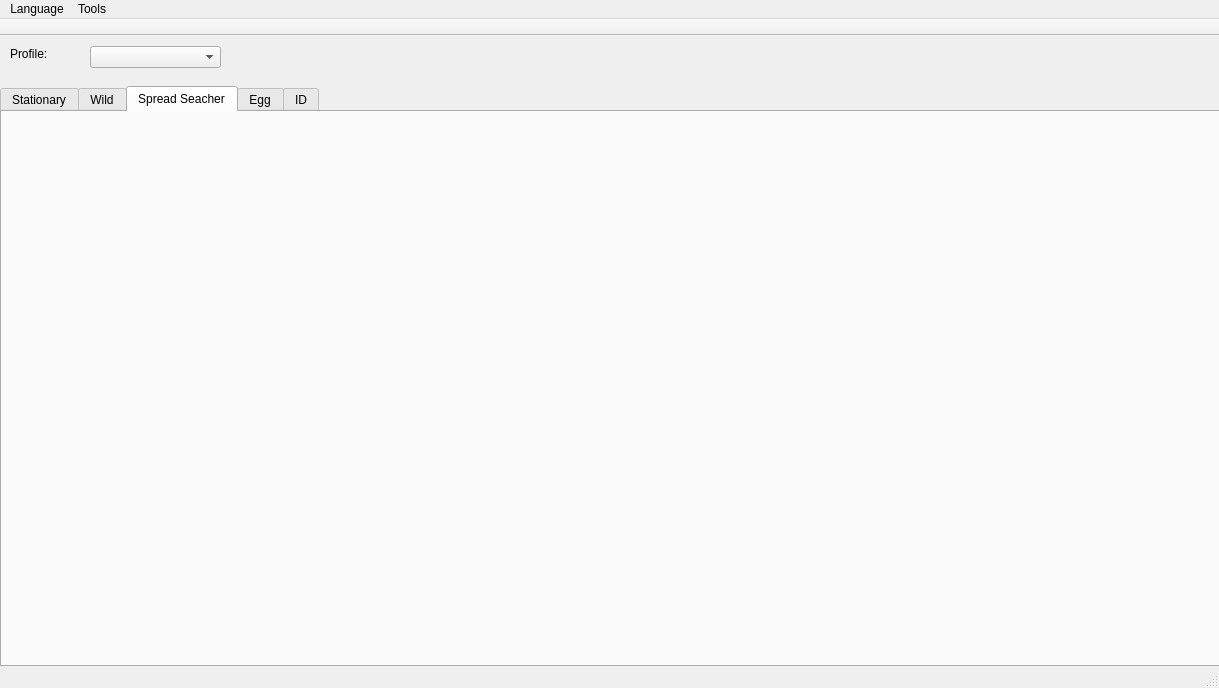
This is Forms/MainWindow.ui in Admiral-Fish/PokeFinder as Qt 5 draws it before an edit. The edited form follows.
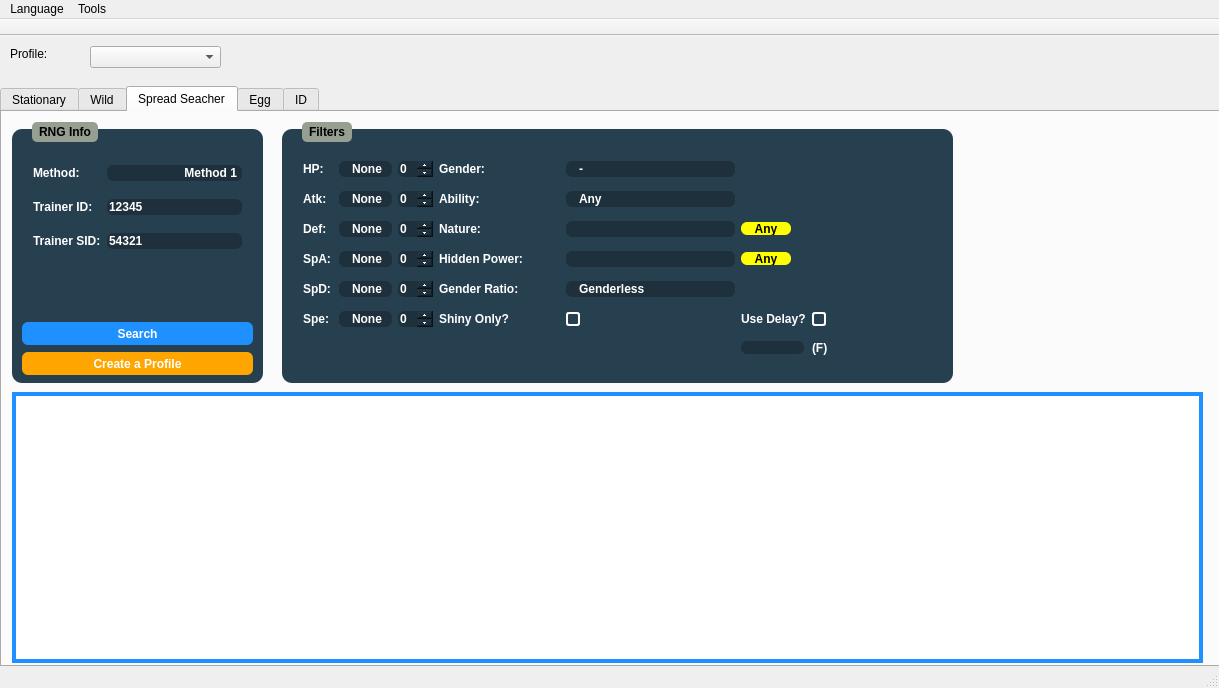
This is the edited form. The open tabs and pages were chosen to show the change. Icons and pictures are not drawn. Custom widgets are drawn as their Qt base class.

Commit message: Beginning of Gen 3 Searcher

```diff
--- a/Forms/MainWindow.ui
+++ b/Forms/MainWindow.ui
@@ -2271,6 +2271,1005 @@
      <attribute name="title">
       <string>Spread Seacher</string>
      </attribute>
+     <widget class="QGroupBox" name="groupBoxRNGInfoSearcher3">
+      <property name="geometry">
+       <rect>
+        <x>10</x>
+        <y>10</y>
+        <width>251</width>
+        <height>261</height>
+       </rect>
+      </property>
+      <property name="styleSheet">
+       <string notr="true">QLineEdit {
+	qproperty-alignment: AlignCenter;
+	background-color: #1D303C;
+	border:none;
+	border-radius: 6px;
+	color: white;
+}
+
+QGroupBox {
+	background-color: #274050;
+	border-radius: 10px;
+	margin-top: 7px;
+	font-family: &quot;Myriad Pro&quot;, Montserrat;
+	font-weight: 500;
+}
+
+.QGroupBox * {
+		font-family: &quot;Myriad Pro&quot;, Montserrat;
+		font-weight: 500;
+}
+
+QComboBox {
+	background-color: #1D303C;
+	border: none;
+	border-radius: 6px;
+	color: white;
+}
+QComboBox::editable {
+	background-color: #1D303C;
+	border: none;
+	border-radius: 6px;
+	color: white;
+}
+
+QComboBox::down-arrow {
+	image: url(noimg);
+	border-width: 0px;
+}
+
+QComboBox::drop-down {
+	background: transparent;
+	width: 0px;
+}
+
+QLabel {
+	color: white;
+}
+
+QGroupBox::title {
+	subcontrol-origin: margin;
+	left: 20px;
+	padding: 3px 5px 3px 5px;
+	background-color: #969F91;
+	border-radius: 5px;
+}
+
+QPushButton {
+	border: none;
+	border-radius: 6px;
+	color: white;
+}
+</string>
+      </property>
+      <property name="title">
+       <string>RNG Info</string>
+      </property>
+      <widget class="QPushButton" name="generateSearcher3">
+       <property name="enabled">
+        <bool>true</bool>
+       </property>
+       <property name="geometry">
+        <rect>
+         <x>10</x>
+         <y>200</y>
+         <width>231</width>
+         <height>23</height>
+        </rect>
+       </property>
+       <property name="styleSheet">
+        <string notr="true">QPushButton {
+	background-color: DodgerBlue;
+}
+
+QPushButton::disabled {
+	background-color: gray;
+}</string>
+       </property>
+       <property name="text">
+        <string>Search</string>
+       </property>
+       <property name="checkable">
+        <bool>false</bool>
+       </property>
+       <property name="autoDefault">
+        <bool>false</bool>
+       </property>
+      </widget>
+      <widget class="QPushButton" name="saveSearcher3">
+       <property name="geometry">
+        <rect>
+         <x>10</x>
+         <y>230</y>
+         <width>231</width>
+         <height>23</height>
+        </rect>
+       </property>
+       <property name="styleSheet">
+        <string notr="true">QPushButton {
+	background-color: orange;
+}</string>
+       </property>
+       <property name="text">
+        <string>Create a Profile</string>
+       </property>
+       <property name="checkable">
+        <bool>false</bool>
+       </property>
+       <property name="autoDefault">
+        <bool>false</bool>
+       </property>
+      </widget>
+      <widget class="QWidget" name="gridLayoutWidget_5">
+       <property name="geometry">
+        <rect>
+         <x>10</x>
+         <y>20</y>
+         <width>231</width>
+         <height>131</height>
+        </rect>
+       </property>
+       <layout class="QGridLayout" name="gridLayoutInfo_3" rowstretch="0,0,0" columnstretch="0,0">
+        <property name="sizeConstraint">
+         <enum>QLayout::SetNoConstraint</enum>
+        </property>
+        <item row="0" column="1">
+         <widget class="QComboBox" name="comboBoxMethodSearcher3">
+          <property name="layoutDirection">
+           <enum>Qt::RightToLeft</enum>
+          </property>
+          <property name="editable">
+           <bool>false</bool>
+          </property>
+          <property name="frame">
+           <bool>true</bool>
+          </property>
+          <item>
+           <property name="text">
+            <string>Method 1</string>
+           </property>
+          </item>
+          <item>
+           <property name="text">
+            <string>Method 2</string>
+           </property>
+          </item>
+          <item>
+           <property name="text">
+            <string>Method 2</string>
+           </property>
+          </item>
+          <item>
+           <property name="text">
+            <string>Method H1</string>
+           </property>
+          </item>
+          <item>
+           <property name="text">
+            <string>Method H2</string>
+           </property>
+          </item>
+          <item>
+           <property name="text">
+            <string>Method H4</string>
+           </property>
+          </item>
+          <item>
+           <property name="text">
+            <string>XD/Colo</string>
+           </property>
+          </item>
+          <item>
+           <property name="text">
+            <string>Channel</string>
+           </property>
+          </item>
+         </widget>
+        </item>
+        <item row="1" column="1">
+         <widget class="QTextBox" name="idSearcher3">
+          <property name="inputMask">
+           <string/>
+          </property>
+          <property name="text">
+           <string>12345</string>
+          </property>
+          <property name="maxLength">
+           <number>5</number>
+          </property>
+         </widget>
+        </item>
+        <item row="2" column="0">
+         <widget class="QLabel" name="sidLabel_3">
+          <property name="text">
+           <string>Trainer SID:</string>
+          </property>
+         </widget>
+        </item>
+        <item row="1" column="0">
+         <widget class="QLabel" name="idLabel_3">
+          <property name="text">
+           <string>Trainer ID:</string>
+          </property>
+         </widget>
+        </item>
+        <item row="2" column="1">
+         <widget class="QTextBox" name="sidSearcher3">
+          <property name="inputMask">
+           <string/>
+          </property>
+          <property name="text">
+           <string>54321</string>
+          </property>
+          <property name="maxLength">
+           <number>5</number>
+          </property>
+         </widget>
+        </item>
+        <item row="0" column="0">
+         <widget class="QLabel" name="methodLabel_3">
+          <property name="text">
+           <string>Method:</string>
+          </property>
+         </widget>
+        </item>
+       </layout>
+      </widget>
+     </widget>
+     <widget class="QGroupBox" name="groupBoxFiltersSearcher3">
+      <property name="geometry">
+       <rect>
+        <x>280</x>
+        <y>10</y>
+        <width>671</width>
+        <height>261</height>
+       </rect>
+      </property>
+      <property name="styleSheet">
+       <string notr="true">QSpinBox {
+	qproperty-alignment: AlignCenter;
+	background-color: #1D303C;
+	border: none;
+	border-radius: 6px;
+	color: white;
+}
+
+QSpinBox::up-button {
+	subcontrol-origin: border;
+    subcontrol-position: top right;
+}
+
+QSpinBox::down-button {
+	subcontrol-origin: border;
+    subcontrol-position: bottom right;
+}
+
+QLineEdit {
+	qproperty-alignment: AlignCenter;
+	background-color: #1D303C;
+	border:none;
+	border-radius: 6px;
+	color: white;
+}
+
+QGroupBox {
+	background-color: #274050;
+	border-radius: 10px;
+	margin-top: 7px;
+	font-family: &quot;Myriad Pro&quot;, Montserrat;
+	font-weight: 500;
+}
+
+.QGroupBox * {
+		font-family: &quot;Myriad Pro&quot;, Montserrat;
+		font-weight: 500;
+}
+
+QComboBox {
+	background-color: #1D303C;
+	border: none;
+	border-radius: 6px;
+	color: white;
+	padding-left: 13px;
+}
+
+QComboBox::down-arrow {
+	image: url(noimg);
+	border-width: 0px;
+}
+
+QComboBox::drop-down {
+	background: transparent;
+	width: 0px;
+}
+
+QLabel {
+	color: white;
+}
+
+QGroupBox::title {
+	subcontrol-origin: margin;
+	left: 20px;
+	padding: 3px 5px 3px 5px;
+	background-color: #969F91;
+	border-radius: 5px;
+}
+
+QPushButton {
+	border: none;
+	border-radius: 6px;
+}
+
+QCheckBox::indicator {
+	border: 2px solid white;
+	border-radius: 3px;
+	height: 10px;
+	width: 10px;
+}
+
+QCheckBox::indicator:unchecked {
+	background-color: #274050;
+}
+
+QCheckBox::indicator:checked {
+		background-color: white;
+}</string>
+      </property>
+      <property name="title">
+       <string>Filters</string>
+      </property>
+      <widget class="QWidget" name="gridLayoutWidget_6">
+       <property name="geometry">
+        <rect>
+         <x>10</x>
+         <y>20</y>
+         <width>651</width>
+         <height>234</height>
+        </rect>
+       </property>
+       <layout class="QGridLayout" name="gridLayout_3" rowstretch="0,0,0,0,0,0,0" columnstretch="0,0,0,0,0,0,0">
+        <property name="sizeConstraint">
+         <enum>QLayout::SetNoConstraint</enum>
+        </property>
+        <item row="1" column="1">
+         <widget class="QComboBox" name="comboBoxAtkSearcher3">
+          <property name="layoutDirection">
+           <enum>Qt::LeftToRight</enum>
+          </property>
+          <property name="styleSheet">
+           <string notr="true"/>
+          </property>
+          <property name="sizeAdjustPolicy">
+           <enum>QComboBox::AdjustToContentsOnFirstShow</enum>
+          </property>
+          <property name="duplicatesEnabled">
+           <bool>false</bool>
+          </property>
+          <property name="frame">
+           <bool>true</bool>
+          </property>
+          <item>
+           <property name="text">
+            <string>None</string>
+           </property>
+          </item>
+          <item>
+           <property name="text">
+            <string>==</string>
+           </property>
+          </item>
+          <item>
+           <property name="text">
+            <string>&gt;=</string>
+           </property>
+          </item>
+          <item>
+           <property name="text">
+            <string>&lt;=</string>
+           </property>
+          </item>
+         </widget>
+        </item>
+        <item row="3" column="1">
+         <widget class="QComboBox" name="comboBoxSpASearcher3">
+          <property name="layoutDirection">
+           <enum>Qt::LeftToRight</enum>
+          </property>
+          <property name="styleSheet">
+           <string notr="true"/>
+          </property>
+          <property name="sizeAdjustPolicy">
+           <enum>QComboBox::AdjustToContentsOnFirstShow</enum>
+          </property>
+          <property name="duplicatesEnabled">
+           <bool>false</bool>
+          </property>
+          <property name="frame">
+           <bool>true</bool>
+          </property>
+          <item>
+           <property name="text">
+            <string>None</string>
+           </property>
+          </item>
+          <item>
+           <property name="text">
+            <string>==</string>
+           </property>
+          </item>
+          <item>
+           <property name="text">
+            <string>&gt;=</string>
+           </property>
+          </item>
+          <item>
+           <property name="text">
+            <string>&lt;=</string>
+           </property>
+          </item>
+         </widget>
+        </item>
+        <item row="2" column="1">
+         <widget class="QComboBox" name="comboBoxDefSearcher3">
+          <property name="sizePolicy">
+           <sizepolicy hsizetype="Minimum" vsizetype="Fixed">
+            <horstretch>0</horstretch>
+            <verstretch>0</verstretch>
+           </sizepolicy>
+          </property>
+          <property name="layoutDirection">
+           <enum>Qt::LeftToRight</enum>
+          </property>
+          <property name="styleSheet">
+           <string notr="true"/>
+          </property>
+          <property name="sizeAdjustPolicy">
+           <enum>QComboBox::AdjustToContentsOnFirstShow</enum>
+          </property>
+          <property name="duplicatesEnabled">
+           <bool>false</bool>
+          </property>
+          <property name="frame">
+           <bool>true</bool>
+          </property>
+          <item>
+           <property name="text">
+            <string>None</string>
+           </property>
+          </item>
+          <item>
+           <property name="text">
+            <string>==</string>
+           </property>
+          </item>
+          <item>
+           <property name="text">
+            <string>&gt;=</string>
+           </property>
+          </item>
+          <item>
+           <property name="text">
+            <string>&lt;=</string>
+           </property>
+          </item>
+         </widget>
+        </item>
+        <item row="3" column="2">
+         <widget class="QSpinBox" name="spinBoxSpASearcher3">
+          <property name="maximum">
+           <number>31</number>
+          </property>
+         </widget>
+        </item>
+        <item row="0" column="3">
+         <widget class="QLabel" name="genderLabel_3">
+          <property name="text">
+           <string>Gender:</string>
+          </property>
+         </widget>
+        </item>
+        <item row="2" column="3">
+         <widget class="QLabel" name="natureLabel_3">
+          <property name="text">
+           <string>Nature:</string>
+          </property>
+         </widget>
+        </item>
+        <item row="1" column="3">
+         <widget class="QLabel" name="abilityLabel_3">
+          <property name="text">
+           <string>Ability:</string>
+          </property>
+         </widget>
+        </item>
+        <item row="3" column="3">
+         <widget class="QLabel" name="hiddenPLabel_3">
+          <property name="text">
+           <string>Hidden Power:</string>
+          </property>
+         </widget>
+        </item>
+        <item row="4" column="3">
+         <widget class="QLabel" name="genderRLabel_3">
+          <property name="text">
+           <string>Gender Ratio:</string>
+          </property>
+         </widget>
+        </item>
+        <item row="3" column="4">
+         <widget class="QCheckList" name="comboBoxHiddenPowerSearcher3"/>
+        </item>
+        <item row="4" column="4">
+         <widget class="QComboBox" name="comboBoxGenderRatioSearcher3">
+          <item>
+           <property name="text">
+            <string>Genderless</string>
+           </property>
+          </item>
+          <item>
+           <property name="text">
+            <string>50% Male / 50% Female</string>
+           </property>
+          </item>
+          <item>
+           <property name="text">
+            <string>25% Male / 75% Female</string>
+           </property>
+          </item>
+          <item>
+           <property name="text">
+            <string>75% Male / 25% Female</string>
+           </property>
+          </item>
+          <item>
+           <property name="text">
+            <string>87.5% Male / 12.5% Female</string>
+           </property>
+          </item>
+          <item>
+           <property name="text">
+            <string>100% Male</string>
+           </property>
+          </item>
+          <item>
+           <property name="text">
+            <string>100% Female</string>
+           </property>
+          </item>
+         </widget>
+        </item>
+        <item row="5" column="4">
+         <widget class="QCheckBox" name="checkBoxShinySearcher3">
+          <property name="text">
+           <string/>
+          </property>
+         </widget>
+        </item>
+        <item row="2" column="2">
+         <widget class="QSpinBox" name="spinBoxDefSearcher3">
+          <property name="maximum">
+           <number>31</number>
+          </property>
+         </widget>
+        </item>
+        <item row="4" column="0">
+         <widget class="QLabel" name="spdLabel_3">
+          <property name="text">
+           <string>SpD:</string>
+          </property>
+         </widget>
+        </item>
+        <item row="3" column="0">
+         <widget class="QLabel" name="spaLabel_3">
+          <property name="text">
+           <string>SpA:</string>
+          </property>
+         </widget>
+        </item>
+        <item row="4" column="1">
+         <widget class="QComboBox" name="comboBoxSpDSearcher3">
+          <property name="layoutDirection">
+           <enum>Qt::LeftToRight</enum>
+          </property>
+          <property name="styleSheet">
+           <string notr="true"/>
+          </property>
+          <property name="sizeAdjustPolicy">
+           <enum>QComboBox::AdjustToContentsOnFirstShow</enum>
+          </property>
+          <property name="duplicatesEnabled">
+           <bool>false</bool>
+          </property>
+          <property name="frame">
+           <bool>true</bool>
+          </property>
+          <item>
+           <property name="text">
+            <string>None</string>
+           </property>
+          </item>
+          <item>
+           <property name="text">
+            <string>==</string>
+           </property>
+          </item>
+          <item>
+           <property name="text">
+            <string>&gt;=</string>
+           </property>
+          </item>
+          <item>
+           <property name="text">
+            <string>&lt;=</string>
+           </property>
+          </item>
+         </widget>
+        </item>
+        <item row="5" column="0">
+         <widget class="QLabel" name="speLabel_3">
+          <property name="text">
+           <string>Spe:</string>
+          </property>
+         </widget>
+        </item>
+        <item row="5" column="1">
+         <widget class="QComboBox" name="comboBoxSpeSearcher3">
+          <property name="sizePolicy">
+           <sizepolicy hsizetype="Fixed" vsizetype="Fixed">
+            <horstretch>0</horstretch>
+            <verstretch>0</verstretch>
+           </sizepolicy>
+          </property>
+          <property name="minimumSize">
+           <size>
+            <width>53</width>
+            <height>13</height>
+           </size>
+          </property>
+          <property name="layoutDirection">
+           <enum>Qt::LeftToRight</enum>
+          </property>
+          <property name="styleSheet">
+           <string notr="true"/>
+          </property>
+          <property name="sizeAdjustPolicy">
+           <enum>QComboBox::AdjustToContentsOnFirstShow</enum>
+          </property>
+          <property name="duplicatesEnabled">
+           <bool>false</bool>
+          </property>
+          <property name="frame">
+           <bool>true</bool>
+          </property>
+          <item>
+           <property name="text">
+            <string>None</string>
+           </property>
+          </item>
+          <item>
+           <property name="text">
+            <string>==</string>
+           </property>
+          </item>
+          <item>
+           <property name="text">
+            <string>&gt;=</string>
+           </property>
+          </item>
+          <item>
+           <property name="text">
+            <string>&lt;=</string>
+           </property>
+          </item>
+         </widget>
+        </item>
+        <item row="0" column="2">
+         <widget class="QSpinBox" name="spinBoxHPSearcher3">
+          <property name="sizePolicy">
+           <sizepolicy hsizetype="Fixed" vsizetype="Fixed">
+            <horstretch>0</horstretch>
+            <verstretch>0</verstretch>
+           </sizepolicy>
+          </property>
+          <property name="maximum">
+           <number>31</number>
+          </property>
+         </widget>
+        </item>
+        <item row="4" column="2">
+         <widget class="QSpinBox" name="spinBoxSpDSearcher3">
+          <property name="maximum">
+           <number>31</number>
+          </property>
+         </widget>
+        </item>
+        <item row="1" column="2">
+         <widget class="QSpinBox" name="spinBoxAtkSearcher3">
+          <property name="maximum">
+           <number>31</number>
+          </property>
+         </widget>
+        </item>
+        <item row="5" column="2">
+         <widget class="QSpinBox" name="spinBoxSpeSearcher3">
+          <property name="maximum">
+           <number>31</number>
+          </property>
+         </widget>
+        </item>
+        <item row="5" column="3">
+         <widget class="QLabel" name="shinyLabel_3">
+          <property name="text">
+           <string>Shiny Only?</string>
+          </property>
+         </widget>
+        </item>
+        <item row="2" column="4">
+         <widget class="QCheckList" name="comboBoxNatureSearcher3"/>
+        </item>
+        <item row="2" column="5">
+         <widget class="QPushButton" name="anyNatureSearcher3">
+          <property name="minimumSize">
+           <size>
+            <width>50</width>
+            <height>13</height>
+           </size>
+          </property>
+          <property name="maximumSize">
+           <size>
+            <width>50</width>
+            <height>13</height>
+           </size>
+          </property>
+          <property name="styleSheet">
+           <string notr="true">QPushButton {
+	background-color: yellow;
+}</string>
+          </property>
+          <property name="text">
+           <string>Any</string>
+          </property>
+         </widget>
+        </item>
+        <item row="6" column="5">
+         <widget class="QTextBox" name="delaySearcher3">
+          <property name="enabled">
+           <bool>false</bool>
+          </property>
+          <property name="sizePolicy">
+           <sizepolicy hsizetype="Fixed" vsizetype="Fixed">
+            <horstretch>0</horstretch>
+            <verstretch>0</verstretch>
+           </sizepolicy>
+          </property>
+          <property name="minimumSize">
+           <size>
+            <width>63</width>
+            <height>13</height>
+           </size>
+          </property>
+          <property name="maximumSize">
+           <size>
+            <width>63</width>
+            <height>13</height>
+           </size>
+          </property>
+          <property name="text">
+           <string/>
+          </property>
+          <property name="maxLength">
+           <number>10</number>
+          </property>
+         </widget>
+        </item>
+        <item row="1" column="4">
+         <widget class="QComboBox" name="comboBoxAbilitySearcher3">
+          <item>
+           <property name="text">
+            <string>Any</string>
+           </property>
+          </item>
+          <item>
+           <property name="text">
+            <string>0</string>
+           </property>
+          </item>
+          <item>
+           <property name="text">
+            <string>1</string>
+           </property>
+          </item>
+         </widget>
+        </item>
+        <item row="0" column="4">
+         <widget class="QComboBox" name="comboBoxGenderSearcher3">
+          <item>
+           <property name="text">
+            <string>-</string>
+           </property>
+          </item>
+          <item>
+           <property name="text">
+            <string>♂</string>
+           </property>
+          </item>
+          <item>
+           <property name="text">
+            <string>♀</string>
+           </property>
+          </item>
+         </widget>
+        </item>
+        <item row="0" column="0">
+         <widget class="QLabel" name="hpLabel_3">
+          <property name="sizePolicy">
+           <sizepolicy hsizetype="Fixed" vsizetype="Fixed">
+            <horstretch>0</horstretch>
+            <verstretch>0</verstretch>
+           </sizepolicy>
+          </property>
+          <property name="minimumSize">
+           <size>
+            <width>30</width>
+            <height>16</height>
+           </size>
+          </property>
+          <property name="text">
+           <string>HP:</string>
+          </property>
+         </widget>
+        </item>
+        <item row="0" column="1">
+         <widget class="QComboBox" name="comboBoxHPSearcher3">
+          <property name="layoutDirection">
+           <enum>Qt::LeftToRight</enum>
+          </property>
+          <property name="styleSheet">
+           <string notr="true"/>
+          </property>
+          <property name="sizeAdjustPolicy">
+           <enum>QComboBox::AdjustToContentsOnFirstShow</enum>
+          </property>
+          <property name="duplicatesEnabled">
+           <bool>false</bool>
+          </property>
+          <property name="frame">
+           <bool>true</bool>
+          </property>
+          <item>
+           <property name="text">
+            <string>None</string>
+           </property>
+          </item>
+          <item>
+           <property name="text">
+            <string>==</string>
+           </property>
+          </item>
+          <item>
+           <property name="text">
+            <string>&gt;=</string>
+           </property>
+          </item>
+          <item>
+           <property name="text">
+            <string>&lt;=</string>
+           </property>
+          </item>
+         </widget>
+        </item>
+        <item row="2" column="0">
+         <widget class="QLabel" name="defLabel_3">
+          <property name="text">
+           <string>Def:</string>
+          </property>
+         </widget>
+        </item>
+        <item row="1" column="0">
+         <widget class="QLabel" name="atkLabel_3">
+          <property name="text">
+           <string>Atk:</string>
+          </property>
+         </widget>
+        </item>
+        <item row="3" column="5">
+         <widget class="QPushButton" name="anyHiddenPowerSearcher3">
+          <property name="sizePolicy">
+           <sizepolicy hsizetype="Fixed" vsizetype="Fixed">
+            <horstretch>0</horstretch>
+            <verstretch>0</verstretch>
+           </sizepolicy>
+          </property>
+          <property name="minimumSize">
+           <size>
+            <width>50</width>
+            <height>13</height>
+           </size>
+          </property>
+          <property name="maximumSize">
+           <size>
+            <width>50</width>
+            <height>13</height>
+           </size>
+          </property>
+          <property name="styleSheet">
+           <string notr="true">QPushButton {
+	background-color: yellow;
+}</string>
+          </property>
+          <property name="text">
+           <string>Any</string>
+          </property>
+         </widget>
+        </item>
+        <item row="6" column="6">
+         <widget class="QLabel" name="labelF_3">
+          <property name="text">
+           <string>(F)</string>
+          </property>
+         </widget>
+        </item>
+        <item row="5" column="6">
+         <widget class="QCheckBox" name="checkBoxDelaySearcher3">
+          <property name="text">
+           <string/>
+          </property>
+         </widget>
+        </item>
+        <item row="5" column="5">
+         <widget class="QLabel" name="labelDelay_3">
+          <property name="sizePolicy">
+           <sizepolicy hsizetype="Fixed" vsizetype="Fixed">
+            <horstretch>0</horstretch>
+            <verstretch>0</verstretch>
+           </sizepolicy>
+          </property>
+          <property name="text">
+           <string>Use Delay?</string>
+          </property>
+         </widget>
+        </item>
+       </layout>
+      </widget>
+     </widget>
+     <widget class="QTableView" name="tableViewSearcher3">
+      <property name="geometry">
+       <rect>
+        <x>10</x>
+        <y>280</y>
+        <width>1191</width>
+        <height>271</height>
+       </rect>
+      </property>
+      <property name="styleSheet">
+       <string notr="true">QTableView {
+	border: 4px solid DodgerBlue;
+}
+
+QHeaderView::section {
+	border: none;
+	background-color: #274050;
+	padding-top: 3px;
+	padding-bottom: 3px;
+	color: white;
+}
+</string>
+      </property>
+      <property name="sortingEnabled">
+       <bool>true</bool>
+      </property>
+      <attribute name="horizontalHeaderDefaultSectionSize">
+       <number>100</number>
+      </attribute>
+      <attribute name="verticalHeaderDefaultSectionSize">
+       <number>20</number>
+      </attribute>
+      <attribute name="verticalHeaderMinimumSectionSize">
+       <number>20</number>
+      </attribute>
+     </widget>
     </widget>
     <widget class="QWidget" name="tabEgg">
      <attribute name="title">
@@ -2353,16 +3352,16 @@
  </widget>
  <layoutdefault spacing="6" margin="11"/>
  <customwidgets>
-  <customwidget>
-   <class>QCheckList</class>
-   <extends>QComboBox</extends>
-   <header>Forms/QCheckList.hpp</header>
-  </customwidget>
   <customwidget>
    <class>QTextBox</class>
    <extends>QLineEdit</extends>
    <header>Forms/QTextBox.hpp</header>
   </customwidget>
+  <customwidget>
+   <class>QCheckList</class>
+   <extends>QComboBox</extends>
+   <header>Forms/QCheckList.hpp</header>
+  </customwidget>
  </customwidgets>
  <resources>
   <include location="../resources.qrc"/>
```
Left out of the diff: 10 changed lines with no effect on the pictures. The commit also changes 10 other files.
